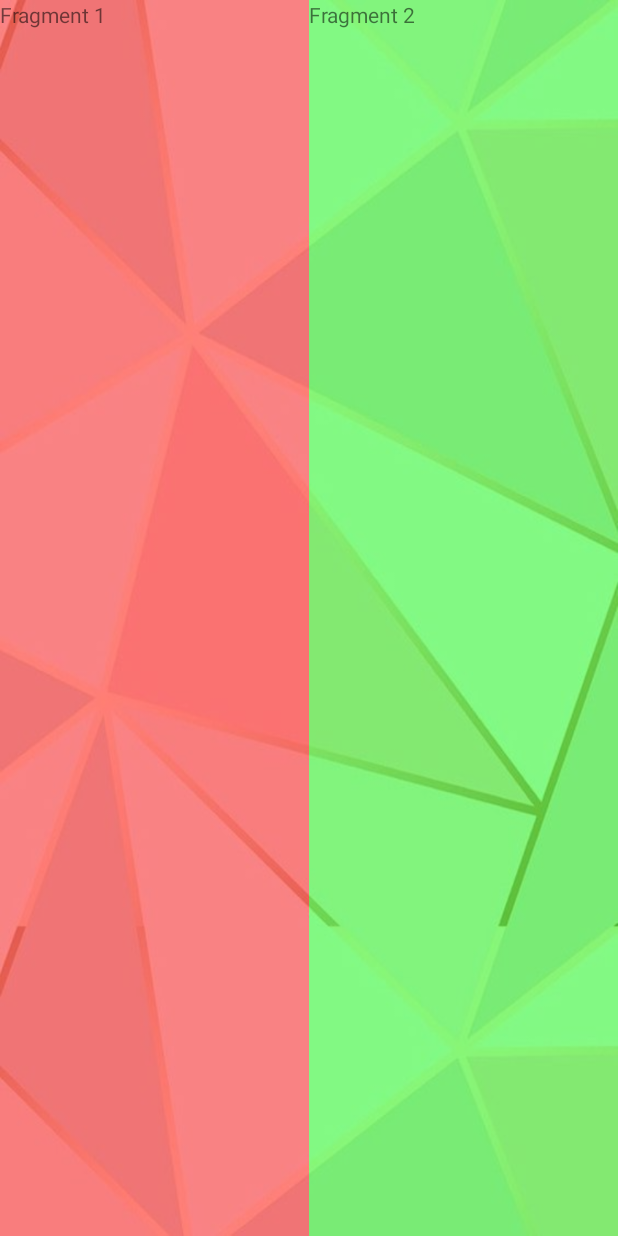
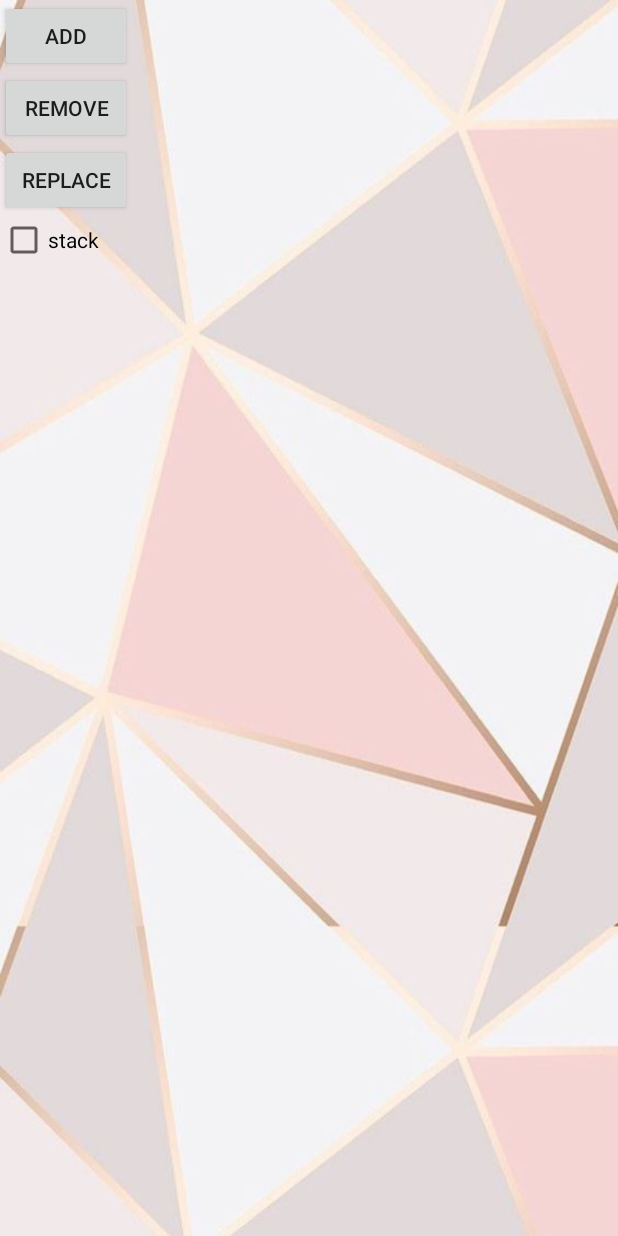
Before and after one commit to AnastasyaRuzhytskaya/MyApplicationNess, an Android app: the Violet screen opened directly, with no data from a screen before it, on a phone screen of 412 x 824 dp. Run offline under Robolectric (Android 15) with nearby library versions, the phone set to English and light mode, and no system bars.

Commit message:
Add fragment in code

```diff
--- a/app/src/main/java/ua/kiev/netmaster/razer/myapplication/Violet.java
+++ b/app/src/main/java/ua/kiev/netmaster/razer/myapplication/Violet.java
@@ -1,45 +1,53 @@
 package ua.kiev.netmaster.razer.myapplication;
 
+import android.app.Activity;
+import android.app.FragmentTransaction;
 import android.os.Bundle;
-import android.support.v7.app.AppCompatActivity;
-
-import android.app.Activity;
-import android.os.Bundle;
-import android.util.Log;
+import android.view.View;
+import android.widget.CheckBox;
 
 public class Violet extends Activity {
 
-    final String LOG_TAG = "myLogs";
+
+    Fragment1 frag1;
+    Fragment2 frag2;
+    FragmentTransaction fTrans;
+    CheckBox chbStack;
+
 
     public void onCreate(Bundle savedInstanceState) {
         super.onCreate(savedInstanceState);
         setContentView(R.layout.violet);
-        Log.d(LOG_TAG, "MainActivity onCreate");
+
+        frag1 = new Fragment1();
+        frag2 = new Fragment2();
+
+        chbStack = (CheckBox)findViewById(R.id.chbStack);
+
+
+
+    }
+    public void onClick (View v){
+
+        fTrans = getFragmentManager().beginTransaction();
+        switch (v.getId()) {
+            case R.id.btnAdd:
+                fTrans.add(R.id.frgmCont, frag1);
+                break;
+            case R.id.btnRemove:
+                fTrans.remove(frag1);
+                break;
+            case R.id.btnReplace:
+                fTrans.replace(R.id.frgmCont, frag2);
+            default:
+                break;
+        }
+        if (chbStack.isChecked()) fTrans.addToBackStack(null);
+        fTrans.commit();
     }
 
-    protected void onStart() {
-        super.onStart();
-        Log.d(LOG_TAG, "MainActivity onStart");
+
+
+
+
     }
-
-    protected void onResume() {
-        super.onResume();
-        Log.d(LOG_TAG, "MainActivity onResume");
-    }
-
-    protected void onPause() {
-        super.onPause();
-        Log.d(LOG_TAG, "MainActivity onPause");
-    }
-
-    protected void onStop() {
-        super.onStop();
-        Log.d(LOG_TAG, "MainActivity onStop");
-    }
-
-    protected void onDestroy() {
-        super.onDestroy();
-        Log.d(LOG_TAG, "MainActivity onDestroy");
-    }
-
-}
--- a/app/src/main/res/layout/violet.xml
+++ b/app/src/main/res/layout/violet.xml
@@ -4,23 +4,49 @@
     android:layout_height="match_parent"
     android:background="@drawable/fon">
     <LinearLayout
+        xmlns:android="http://schemas.android.com/apk/res/android"
         xmlns:tools="http://schemas.android.com/tools"
-        xmlns:android="http://schemas.android.com/apk/res/android"
         android:id="@+id/LinearLayout1"
         android:layout_width="match_parent"
         android:layout_height="match_parent"
-        android:orientation="horizontal">
-        <fragment
-            android:name="ua.kiev.netmaster.razer.myapplication.Fragment1"
+        android:orientation="vertical">
+        <LinearLayout
             android:layout_width="wrap_content"
-            android:layout_height="match_parent"
-            android:layout_weight="1">
-        </fragment>
-        <fragment
-            android:name="ua.kiev.netmaster.razer.myapplication.Fragment2"
-            android:layout_width="wrap_content"
-            android:layout_height="match_parent"
-            android:layout_weight="1">
-        </fragment>
+            android:layout_height="wrap_content"
+            android:orientation="vertical">
+            <Button
+                android:id="@+id/btnAdd"
+                android:layout_width="wrap_content"
+                android:layout_height="wrap_content"
+                android:onClick="onClick"
+                android:text="add">
+            </Button>
+            <Button
+                android:id="@+id/btnRemove"
+                android:layout_width="wrap_content"
+                android:layout_height="wrap_content"
+                android:onClick="onClick"
+                android:text="remove">
+            </Button>
+            <Button
+                android:id="@+id/btnReplace"
+                android:layout_width="wrap_content"
+                android:layout_height="wrap_content"
+                android:onClick="onClick"
+                android:text="replace">
+            </Button>
+            <CheckBox
+                android:id="@+id/chbStack"
+                android:layout_width="wrap_content"
+                android:layout_height="wrap_content"
+                android:text="stack">
+            </CheckBox>
+        </LinearLayout>
+        <FrameLayout
+            android:id="@+id/frgmCont"
+            android:layout_width="match_parent"
+            android:layout_height="match_parent">
+        </FrameLayout>
     </LinearLayout>
+
 </android.support.constraint.ConstraintLayout>
--- a/app/src/main/res/values/colors.xml
+++ b/app/src/main/res/values/colors.xml
@@ -1,9 +1,9 @@
 <?xml version="1.0" encoding="utf-8"?>
 <resources>
-    <color name="colorPrimary">#00A39E9D</color>
-    <color name="colorPrimaryDark">#f99a2f</color>
+    <color name="colorPrimary">#E2D9DA</color>
+    <color name="colorPrimaryDark">#F4D5D3</color>
     <color name="colorAccent">#FF4086</color>
-    <color name="colorPrimary2">#AD8B70</color>
+    <color name="colorPrimary2">#FCBDBE</color>
     <color name="colo">#FFFEFD</color>
     <color name="color">#000000</color>
     <color name="colorest">#000000</color>
```
Also changed, not shown: app/src/main/res/layout/activity_main.xml (+7 -2 lines).
